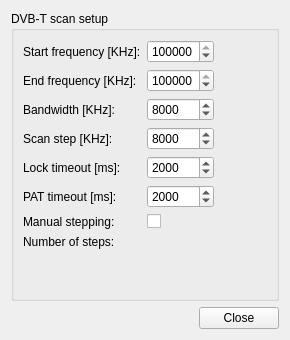
mgandi/SAT-IP-Tools, file SATIP-Client/scansetupdvbtwidget.ui: the form before one commit.
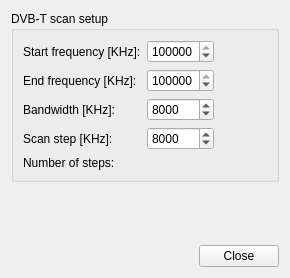
The form after the commit. Custom widgets are drawn as their Qt base class.

Commit message:
Scan setup and procedure corrections
Corrected scan procedure to have the choice to init scan step with
standard DVB PSI PIDs (0, 16, 17, 18 and 20) and created common scan
control setup widget that is integrated to both DVB-T and DVB-S scan
setup widgets

Patch:
```diff
--- a/SATIP-Client/scansetupdvbtwidget.ui
+++ b/SATIP-Client/scansetupdvbtwidget.ui
@@ -7,7 +7,7 @@
     <x>0</x>
     <y>0</y>
     <width>290</width>
-    <height>340</height>
+    <height>278</height>
    </rect>
   </property>
   <property name="windowTitle">
@@ -92,64 +92,13 @@
        </widget>
       </item>
       <item row="4" column="0">
-       <widget class="QLabel" name="label_7">
-        <property name="text">
-         <string>Lock timeout [ms]:</string>
-        </property>
-       </widget>
-      </item>
-      <item row="4" column="1">
-       <widget class="QSpinBox" name="lockTimeout">
-        <property name="maximum">
-         <number>2000000</number>
-        </property>
-        <property name="value">
-         <number>2000</number>
-        </property>
-       </widget>
-      </item>
-      <item row="5" column="0">
-       <widget class="QLabel" name="label_8">
-        <property name="text">
-         <string>PAT timeout [ms]:</string>
-        </property>
-       </widget>
-      </item>
-      <item row="5" column="1">
-       <widget class="QSpinBox" name="patTimeout">
-        <property name="maximum">
-         <number>2000000</number>
-        </property>
-        <property name="value">
-         <number>2000</number>
-        </property>
-       </widget>
-      </item>
-      <item row="6" column="0">
-       <widget class="QLabel" name="label_9">
-        <property name="text">
-         <string>Manual stepping:</string>
-        </property>
-       </widget>
-      </item>
-      <item row="6" column="1">
-       <widget class="QCheckBox" name="manualStepping">
-        <property name="toolTip">
-         <string>Frequency stepping during scan is done manually</string>
-        </property>
-        <property name="text">
-         <string/>
-        </property>
-       </widget>
-      </item>
-      <item row="7" column="0">
        <widget class="QLabel" name="label_6">
         <property name="text">
          <string>Number of steps:</string>
         </property>
        </widget>
       </item>
-      <item row="7" column="1">
+      <item row="4" column="1">
        <widget class="QLabel" name="numberOfSteps">
         <property name="text">
          <string/>
@@ -159,6 +108,9 @@
      </layout>
     </widget>
    </item>
+   <item>
+    <widget class="ScanSetupCommonWidget" name="commonScanSetup" native="true"/>
+   </item>
    <item>
     <widget class="QDialogButtonBox" name="buttonBox">
      <property name="standardButtons">
@@ -168,6 +120,14 @@
    </item>
   </layout>
  </widget>
+ <customwidgets>
+  <customwidget>
+   <class>ScanSetupCommonWidget</class>
+   <extends>QWidget</extends>
+   <header>scansetupcommonwidget.h</header>
+   <container>1</container>
+  </customwidget>
+ </customwidgets>
  <resources/>
  <connections>
   <connection>
```
The commit also changes 17 other files.
